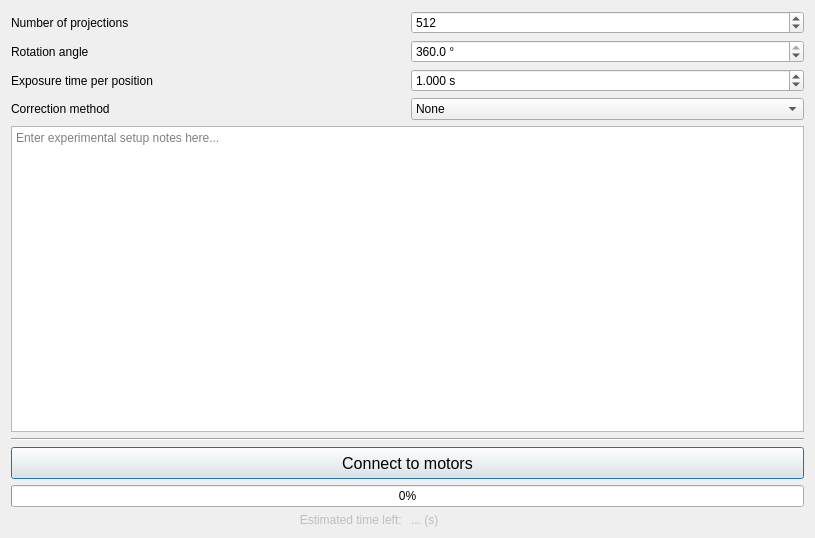
Above: SpidrMpx3Eq/qcstmct.ui from navrit/dexter before the change. Below: the same form after it.
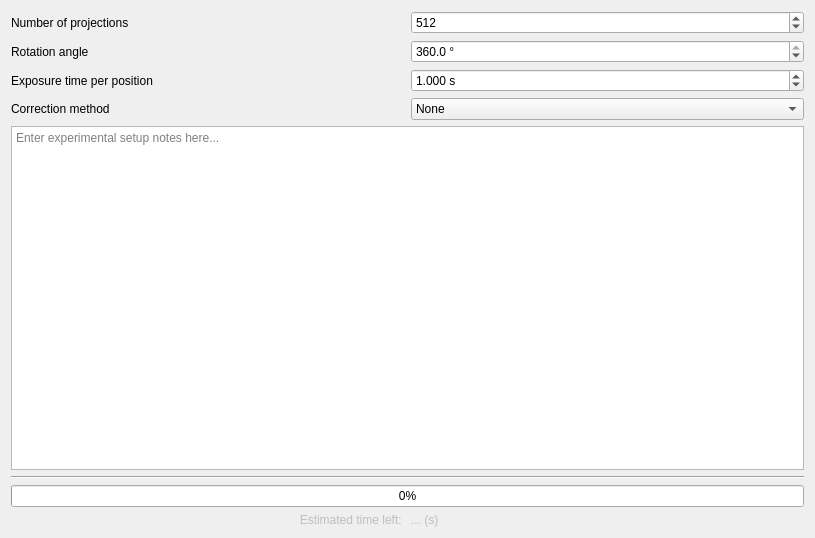
That is the form after the change.

Commit message: Strip a few more motor things

```diff
--- a/SpidrMpx3Eq/qcstmct.ui
+++ b/SpidrMpx3Eq/qcstmct.ui
@@ -179,33 +179,6 @@
            </property>
           </widget>
          </item>
-         <item row="7" column="1" colspan="2">
-          <widget class="QPushButton" name="CTPushButton">
-           <property name="minimumSize">
-            <size>
-             <width>0</width>
-             <height>32</height>
-            </size>
-           </property>
-           <property name="font">
-            <font>
-             <pointsize>12</pointsize>
-            </font>
-           </property>
-           <property name="text">
-            <string>Connect to motors</string>
-           </property>
-           <property name="checkable">
-            <bool>false</bool>
-           </property>
-           <property name="autoDefault">
-            <bool>true</bool>
-           </property>
-           <property name="default">
-            <bool>true</bool>
-           </property>
-          </widget>
-         </item>
          <item row="8" column="1" colspan="2">
           <widget class="QProgressBar" name="progressBar">
            <property name="enabled">
```
Left out of the diff: 1 changed line with no effect on the pictures. The commit also changes 3 other files.
